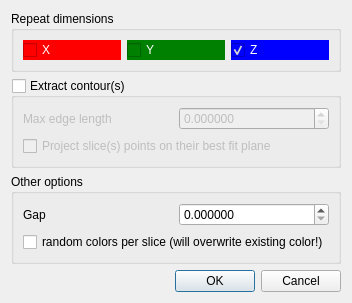
First picture: the form in qCC/ui_templates/clippingBoxRepeatDlg.ui, repository CloudCompare/CloudCompare, before the edit.
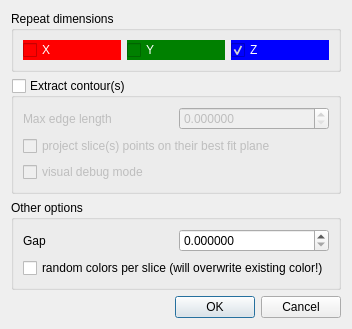
Second picture: the form after the edit.

Commit message: Contour extraction is now smarter + visual debugging mode

What changed in the file:
```diff
--- a/qCC/ui_templates/clippingBoxRepeatDlg.ui
+++ b/qCC/ui_templates/clippingBoxRepeatDlg.ui
@@ -7,7 +7,7 @@
     <x>0</x>
     <y>0</y>
     <width>314</width>
-    <height>271</height>
+    <height>294</height>
    </rect>
   </property>
   <property name="windowTitle">
@@ -107,7 +107,17 @@
          <string>Before extracting the contour, points can be projected along the repeat dimension (if only one is defined) or on the best fit plane</string>
         </property>
         <property name="text">
-         <string>Project slice(s) points on their best fit plane</string>
+         <string>project slice(s) points on their best fit plane</string>
+        </property>
+       </widget>
+      </item>
+      <item>
+       <widget class="QCheckBox" name="debugModeCheckBox">
+        <property name="toolTip">
+         <string>Display a dialog with step-by-step execution of the algorithm (debug mode - very slow)</string>
+        </property>
+        <property name="text">
+         <string>visual debug mode</string>
         </property>
        </widget>
       </item>
```
The commit also changes 23 other files.
